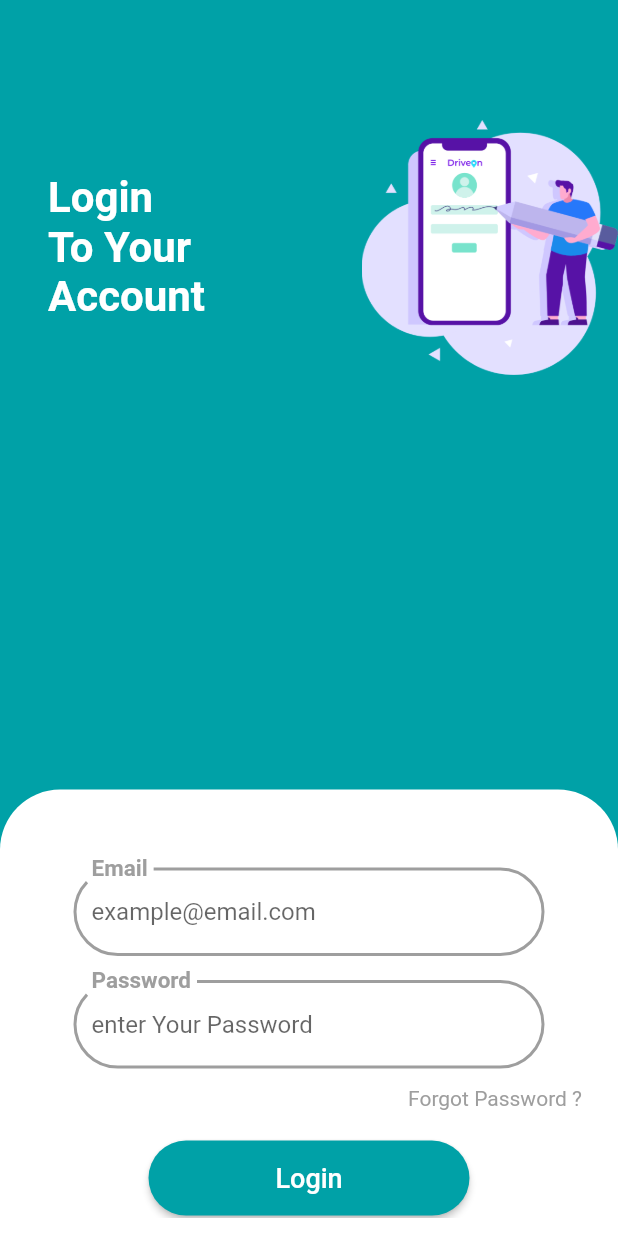
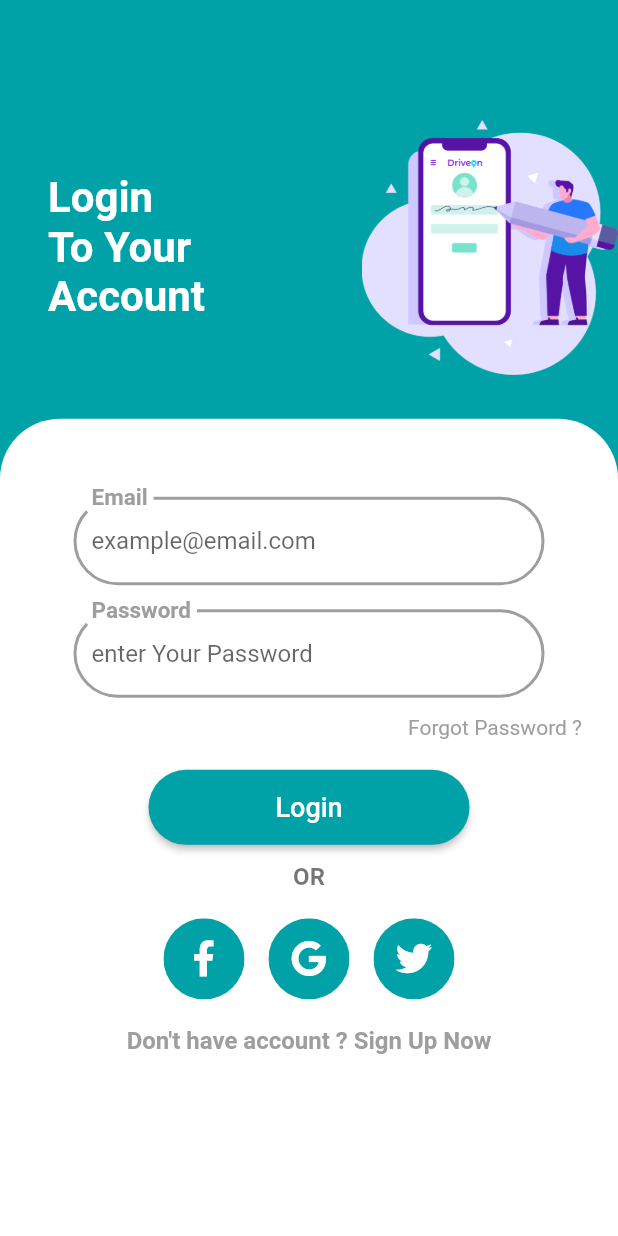
Before and after one commit to AhmedElbasha97/medicalkhealth-care, a Flutter app: the Login screen opened directly, on a phone screen of 412 x 824 dp. Run offline on Flutter 3.47's test engine with Material 2 defaults, Android fonts, the phone set to English and light mode, and no system bars; our stand-ins replace firebase_auth, firebase_core, font_awesome_flutter, shared_preferences; missing offline and left inert: animated_onboarding; accounts and stored records are empty; Roboto replaces fonts that are missing (Proxima).

Commit message:
Update Login.dart

```diff
--- a/med_app/lib/UI/auth/login/Login.dart
+++ b/med_app/lib/UI/auth/login/Login.dart
@@ -8,8 +8,11 @@ import 'package:med_app/Widgets/rounderd_small_button.dart';
 import 'package:med_app/Widgets/social_media_button.dart';
 import 'package:med_app/Widgets/text_field.dart';
 import 'package:med_app/Widgets/top_hader.dart';
+import 'package:med_app/services/auth.dart';
 
 class Login extends StatelessWidget {
+  final myEmailController = TextEditingController();
+  final myPasswordController=TextEditingController();
   @override
   Widget build(BuildContext context) {
     return Scaffold(
@@ -24,10 +27,11 @@ class Login extends StatelessWidget {
                   text: 'Login\nTo Your\nAccount', image: "assets/gbimage.png"),
             )),
         DraggableScrollableSheet(
-            initialChildSize: 0.4,
-            minChildSize: 0.2,
-            maxChildSize: 0.6,
+            initialChildSize: 0.7,
+            minChildSize: 0.7,
+            maxChildSize: 0.7,
             builder: (context, scrollController) {
+
               return Container(
                 width: double.infinity,
                 margin: EdgeInsets.only(top: 32),
@@ -45,9 +49,9 @@ class Login extends StatelessWidget {
                     crossAxisAlignment: CrossAxisAlignment.center,
                     children: [
                       SizedBox(height: 40),
-                      TextFieldComp(label: "Email", hint: "example@email.com"),
+                      TextFieldComp(controller:myEmailController,label: "Email", hint: "example@email.com"),
                       SizedBox(height: 16),
-                      TextFieldComp(
+                      TextFieldComp(controller:myPasswordController,
                           label: "Password", hint: "enter Your Password"),
                       SizedBox(height: 12),
                       Align(
@@ -66,7 +70,7 @@ class Login extends StatelessWidget {
                         ),
                       ),
                       SizedBox(height: 20),
-                      RoundedSmallButton(text: "Login", navigation: "Home"),
+                      RoundedSmallButton(text: "Login",email: myEmailController.text ,password: myPasswordController.text),
                       SizedBox(height: 12),
                       Align(
                         alignment: Alignment.center,
```
